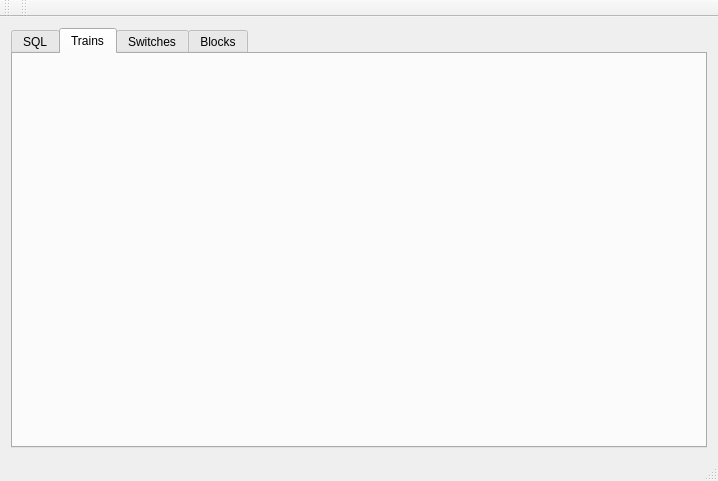
Above: train_rec_sql/mainwindow.ui from ctag/cpe453 before the change. Below: the same form after it.
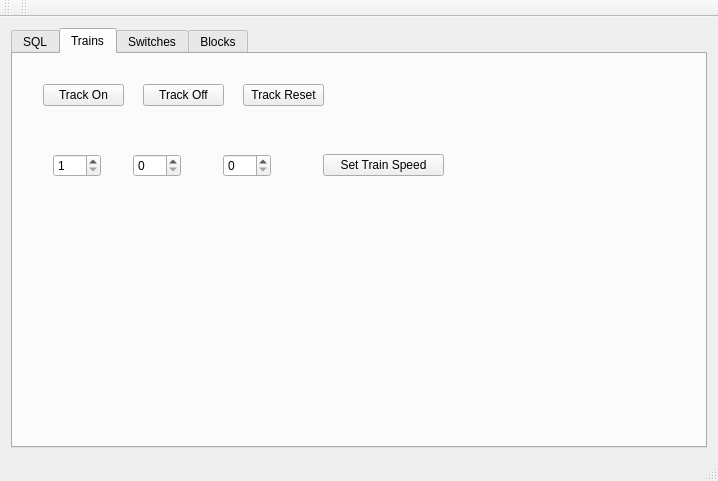
That is the form after the change. The open tabs and pages were chosen to show the change.

Commit message: working track sql requests on test application

```diff
--- a/train_rec_sql/mainwindow.ui
+++ b/train_rec_sql/mainwindow.ui
@@ -262,6 +262,103 @@
        <attribute name="title">
         <string>Trains</string>
        </attribute>
+       <widget class="QPushButton" name="pushButton_trackOn">
+        <property name="geometry">
+         <rect>
+          <x>30</x>
+          <y>30</y>
+          <width>81</width>
+          <height>22</height>
+         </rect>
+        </property>
+        <property name="text">
+         <string>Track On</string>
+        </property>
+       </widget>
+       <widget class="QPushButton" name="pushButton_trackOff">
+        <property name="geometry">
+         <rect>
+          <x>130</x>
+          <y>30</y>
+          <width>81</width>
+          <height>22</height>
+         </rect>
+        </property>
+        <property name="text">
+         <string>Track Off</string>
+        </property>
+       </widget>
+       <widget class="QPushButton" name="pushButton_trackReset">
+        <property name="geometry">
+         <rect>
+          <x>230</x>
+          <y>30</y>
+          <width>81</width>
+          <height>22</height>
+         </rect>
+        </property>
+        <property name="text">
+         <string>Track Reset</string>
+        </property>
+       </widget>
+       <widget class="QSpinBox" name="spinBox_slotNum">
+        <property name="geometry">
+         <rect>
+          <x>40</x>
+          <y>100</y>
+          <width>48</width>
+          <height>23</height>
+         </rect>
+        </property>
+        <property name="minimum">
+         <number>1</number>
+        </property>
+        <property name="maximum">
+         <number>119</number>
+        </property>
+       </widget>
+       <widget class="QSpinBox" name="spinBox_setTrainSpeed">
+        <property name="geometry">
+         <rect>
+          <x>120</x>
+          <y>100</y>
+          <width>48</width>
+          <height>23</height>
+         </rect>
+        </property>
+        <property name="minimum">
+         <number>0</number>
+        </property>
+        <property name="maximum">
+         <number>100</number>
+        </property>
+       </widget>
+       <widget class="QPushButton" name="pushButton_setTrainSpeed">
+        <property name="geometry">
+         <rect>
+          <x>310</x>
+          <y>100</y>
+          <width>121</width>
+          <height>22</height>
+         </rect>
+        </property>
+        <property name="text">
+         <string>Set Train Speed</string>
+        </property>
+       </widget>
+       <widget class="QSpinBox" name="spinBox_trainDir">
+        <property name="geometry">
+         <rect>
+          <x>210</x>
+          <y>100</y>
+          <width>48</width>
+          <height>23</height>
+         </rect>
+        </property>
+        <property name="maximum">
+         <number>1</number>
+        </property>
+       </widget>
       </widget>
       <widget class="QWidget" name="tab_3">
        <attribute name="title">
```
Left out of the diff: 2 changed lines with no effect on the pictures. The commit also changes 5 other files.
